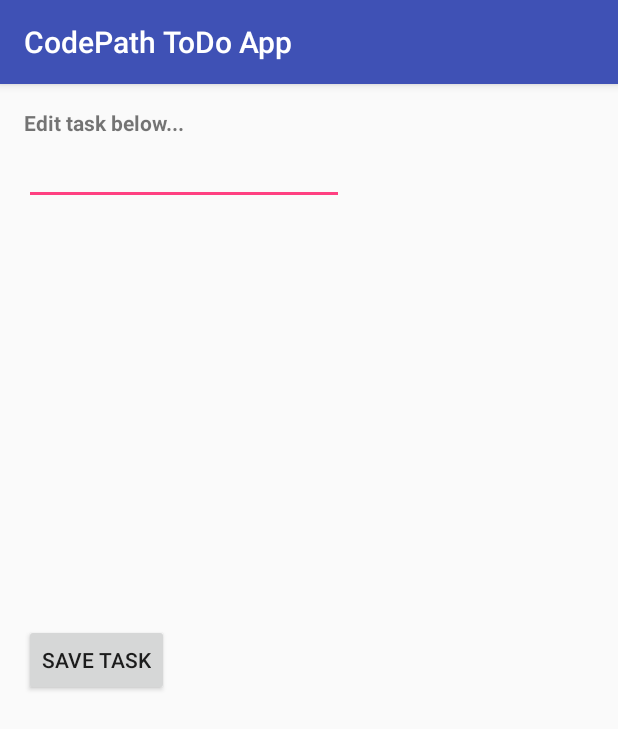
After one commit to marsjoy/todo_app, an Android app: the EditToDoTaskActivity screen opened directly, with no data from a screen before it, on a phone screen of 412 x 824 dp. The commit adds this screen. Shown: the top 729 px of the screen. Run offline under Robolectric (Android 15) with nearby library versions, the phone set to English and light mode, and no system bars.

Commit message:
edit task edits in place

```diff
--- a/app/build.gradle
+++ b/app/build.gradle
@@ -4,7 +4,7 @@ android {
     compileSdkVersion 25
     buildToolsVersion "25.0.3"
     defaultConfig {
-        applicationId "mars_williams.simpletodoapp"
+        applicationId "mars_williams.codepathtodoapp"
         minSdkVersion 25
         targetSdkVersion 25
         versionCode 1
--- a/app/src/main/AndroidManifest.xml
+++ b/app/src/main/AndroidManifest.xml
@@ -1,6 +1,6 @@
 <?xml version="1.0" encoding="utf-8"?>
 <manifest xmlns:android="http://schemas.android.com/apk/res/android"
-    package="mars_williams.simpletodoapp">
+    package="mars_williams.codepathtodoapp">
 
     <application
         android:allowBackup="true"
@@ -9,13 +9,14 @@
         android:roundIcon="@mipmap/ic_launcher_round"
         android:supportsRtl="true"
         android:theme="@style/AppTheme">
-        <activity android:name=".MainActivity">
+        <activity android:name=".Activities.MainActivity">
             <intent-filter>
                 <action android:name="android.intent.action.MAIN" />
 
                 <category android:name="android.intent.category.LAUNCHER" />
             </intent-filter>
         </activity>
+        <activity android:name=".Activities.EditToDoTaskActivity"></activity>
     </application>
 
 </manifest>
--- /dev/null
+++ b/app/src/main/java/mars_williams/codepathtodoapp/Activities/EditToDoTaskActivity.java
@@ -0,0 +1,65 @@
+package mars_williams.codepathtodoapp.Activities;
+
+import android.content.Context;
+import android.content.Intent;
+import android.os.Bundle;
+import android.support.v7.app.AppCompatActivity;
+import android.view.View;
+import android.widget.EditText;
+
+import mars_williams.codepathtodoapp.R;
+
+public class EditToDoTaskActivity extends AppCompatActivity {
+
+    private static final String EXTRA_SELECTED_TODO_TASK_DESCRIPTION = "extra_selected_todo_task_description";
+    private static final String EXTRA_SELECTED_TODO_TASK_POSITION = "extra_selected_todo_task_position";
+
+    public static final String RESULT_EXTRA_EDITED_TODO_TASK_DESCRIPTION = "result_extra_edited_todo_task_description";
+    public static final String RESULT_EXTRA_EDITED_TODO_TASK_POSITION = "result_extra_edited_todo_task_position";
+
+    private EditText selectedTodoTask;
+    private String selectedToDoTaskDescription;
+    private int selectedToDoTaskPosition;
+
+    public static Intent intent(Context context) {
+        return new Intent(context, EditToDoTaskActivity.class);
+    }
+
+    public static Intent intentForEditItem(
+            Context context,
+            String selectedToDoTaskDescription,
+            int selectedToDoTaskPosition) {
+        return intent(context)
+                .putExtra(EXTRA_SELECTED_TODO_TASK_DESCRIPTION, selectedToDoTaskDescription)
+                .putExtra(EXTRA_SELECTED_TODO_TASK_POSITION, selectedToDoTaskPosition);
+    }
+
+    @Override
+    protected void onCreate(Bundle savedInstanceState) {
+        super.onCreate(savedInstanceState);
+        setContentView(R.layout.activity_edit_to_do_list);
+
+        // retrieve intent extras
+        Intent intent = getIntent();
+        selectedToDoTaskDescription = intent.getStringExtra("extra_selected_todo_task_description");
+        selectedToDoTaskPosition = intent.getIntExtra("extra_selected_todo_task_position", -1);
+
+        // set up view references
+        selectedTodoTask = (EditText) findViewById(R.id.editTask);
+
+        selectedTodoTask.setText(selectedToDoTaskDescription);
+    }
+
+    public void onSaveTask(View v) {
+        // prepare the data
+        Intent data = new Intent();
+        data.putExtra(RESULT_EXTRA_EDITED_TODO_TASK_POSITION, selectedToDoTaskPosition);
+        data.putExtra(RESULT_EXTRA_EDITED_TODO_TASK_DESCRIPTION, selectedTodoTask.getText().toString());
+
+        // return the result data
+        // set result code and bundle data for response
+        // close the activity, pass data to parent
+        setResult(RESULT_OK, data);
+        finish();
+    }
+}
--- /dev/null
+++ b/app/src/main/res/layout/activity_edit_to_do_list.xml
@@ -0,0 +1,40 @@
+<?xml version="1.0" encoding="utf-8"?>
+<RelativeLayout xmlns:android="http://schemas.android.com/apk/res/android"
+    xmlns:tools="http://schemas.android.com/tools"
+    android:layout_width="match_parent"
+    android:layout_height="match_parent"
+    android:paddingBottom="@dimen/activity_vertical_margin"
+    android:paddingLeft="@dimen/activity_horizontal_margin"
+    android:paddingRight="@dimen/activity_horizontal_margin"
+    android:paddingTop="@dimen/activity_vertical_margin"
+    tools:context="mars_williams.codepathtodoapp.Activities.MainActivity" >
+
+    <TextView
+        android:layout_width="wrap_content"
+        android:layout_height="wrap_content"
+        android:text="@string/edit_task_label"
+        android:id="@+id/textViewEdit"
+        android:textStyle="bold"
+        android:ems="10"
+        android:layout_alignParentTop="true"
+        android:layout_alignParentStart="true" />
+
+    <EditText
+        android:layout_width="wrap_content"
+        android:layout_height="wrap_content"
+        android:inputType="textMultiLine"
+        android:ems="10"
+        android:id="@+id/editTask"
+        android:layout_below="@+id/textViewEdit"
+        android:layout_alignParentStart="true" />
+
+    <Button
+        android:layout_width="wrap_content"
+        android:layout_height="wrap_content"
+        android:text="@string/button_save_task_label"
+        android:id="@+id/buttonSaveEdit"
+        android:onClick="onSaveTask"
+        android:layout_centerVertical="true"
+        android:layout_alignParentStart="true" />
+
+</RelativeLayout>
--- /dev/null
+++ b/app/src/main/res/layout/to_do_task.xml
@@ -0,0 +1,6 @@
+<?xml version="1.0" encoding="utf-8"?>
+<LinearLayout xmlns:android="http://schemas.android.com/apk/res/android"
+    android:orientation="vertical" android:layout_width="match_parent"
+    android:layout_height="match_parent">
+
+</LinearLayout>
--- /dev/null
+++ b/app/src/main/res/values/dimens.xml
@@ -0,0 +1,5 @@
+<?xml version="1.0" encoding="utf-8"?>
+<resources>
+    <dimen name="activity_horizontal_margin">16dp</dimen>
+    <dimen name="activity_vertical_margin">16dp</dimen>
+</resources>
```
Also changed, not shown: app/src/main/java/mars_williams/codepathtodoapp/Activities/MainActivity.java (added, +121 -0 lines), app/src/main/java/mars_williams/simpletodoapp/MainActivity.java (deleted, +0 -75 lines), app/src/main/res/layout/activity_main.xml (+34 -49 lines), app/src/main/res/values/strings.xml (+8 -1 lines), 4 other files.
